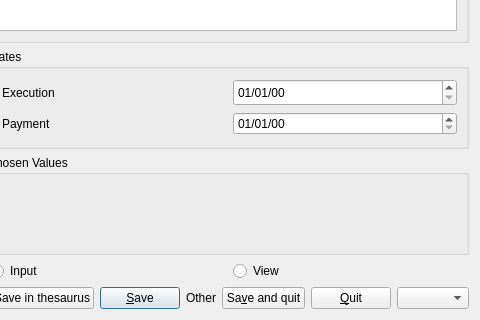
First picture: the form in plugins/accountplugin/receipts/receiptviewer.ui, repository FreeHealth/freehealth, before the edit; both pictures show x 395 to 875 and y 108 to 428 of the 875 by 428 pixel window.
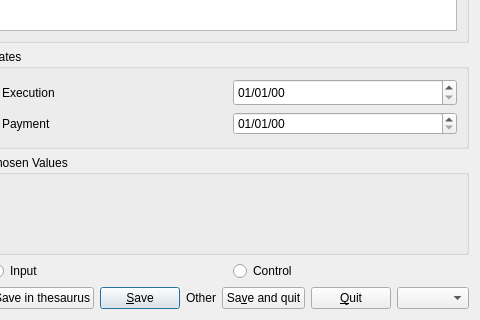
Second picture: the form after the edit.

Diff of the .ui file:
```diff
--- a/plugins/accountplugin/receipts/receiptviewer.ui
+++ b/plugins/accountplugin/receipts/receiptviewer.ui
@@ -140,7 +140,7 @@
        <item>
         <widget class="QRadioButton" name="displayRadioButton">
          <property name="text">
-          <string>View</string>
+          <string>Control</string>
          </property>
         </widget>
        </item>
```
